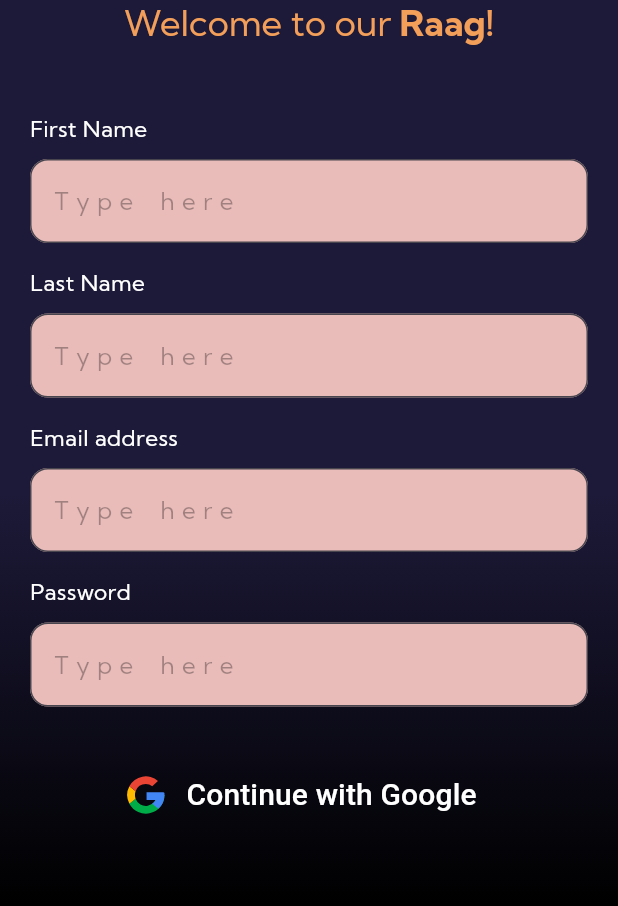
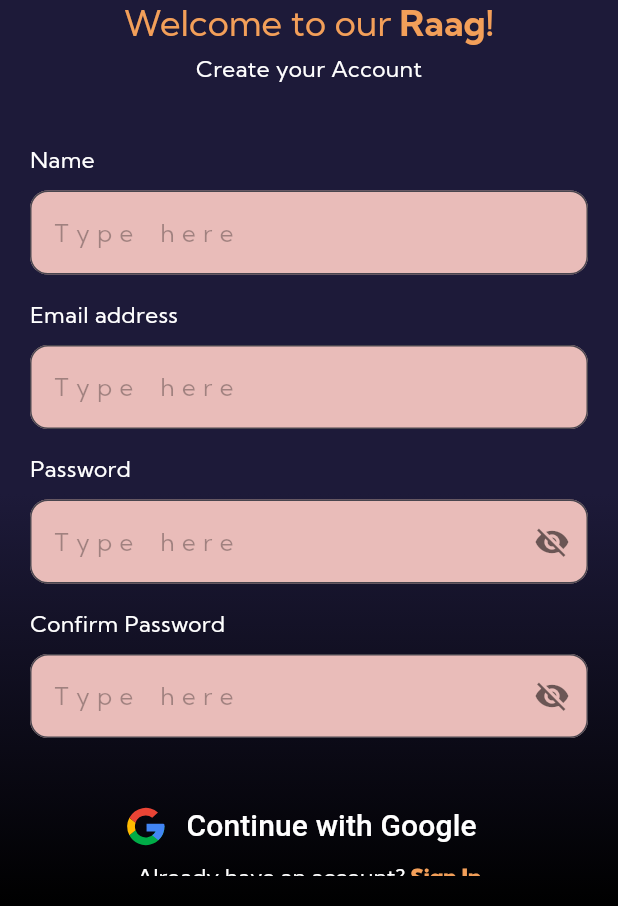
Before and after one commit to sarvadashiv/MusicApp, a Flutter app: the SignUpScreen screen opened directly, on a phone screen of 412 x 824 dp, the part 330-1236 px from its top. Run offline on Flutter 3.47's test engine with Material 3 defaults, Android fonts, the phone set to English and light mode, and no system bars; our stand-ins replace flutter_svg, google_sign_in; network calls fail.

Commit message:
eye icon added at the end of password container

```diff
--- a/music_app/lib/auth/signUpScreen.dart
+++ b/music_app/lib/auth/signUpScreen.dart
@@ -1,8 +1,10 @@
 import 'dart:convert';
+import 'package:flutter/gestures.dart';
 import 'package:http/http.dart' as http;
 import 'package:flutter/material.dart';
 import 'package:google_sign_in/google_sign_in.dart';
 import 'package:flutter_svg/flutter_svg.dart';
+import 'package:music_app/auth/signInScreen.dart';
 
 class SignUpScreen extends StatefulWidget {
   const SignUpScreen({super.key});
@@ -12,8 +14,12 @@ class SignUpScreen extends StatefulWidget {
 }
 
 class _SignUpScreenState extends State<SignUpScreen> {
+  bool _isPasswordVisible = false;
+  bool _isConfirmPasswordVisible = false;
+  final _nameController = TextEditingController();
   final _emailController = TextEditingController();
   final _passwordController = TextEditingController();
+  final _confirmPasswordController = TextEditingController();
   bool _isSignInLoading = false;
   bool _isGoogleLoading = false;
   String _errorMessage = '';
@@ -60,18 +66,19 @@ class _SignUpScreenState extends State<SignUpScreen> {
     }
   }
 
-  Future<void> _loginWithEmail() async {
+  Future<void> _signUpWithEmail() async {
     setState(() {
       _isSignInLoading = true;
       _errorMessage = '';
     });
     final email = _emailController.text;
     final password = _passwordController.text;
-
+    final confirmPassword = _confirmPasswordController.text;
+    final name = _nameController.text;
     try {
       final response = await http.post(
-        Uri.parse('https://task-4-0pfy.onrender.com'),
-        body: json.encode({'email': email, 'password': password}),
+        Uri.parse('https://task-4-0pfy.onrender.com/user/signup'),
+        body: json.encode({'name': name, 'email': email, 'password': password, 'confirmPassword': confirmPassword}),
         headers: {'Content-Type': 'application/json'},
       );
       final data = json.decode(response.body);
@@ -143,26 +150,13 @@ class _SignUpScreenState extends State<SignUpScreen> {
                     ),
                   ],
                 ),
-                SizedBox(height: 45,),
-                Text('First Name', style: TextStyle(color: Colors.white, fontSize: 15, fontFamily: 'KumbhSans')),
+                SizedBox(height: 5,),
+                Center(child: Text('Create your Account', style: TextStyle(color: Colors.white, fontFamily: 'KumbhSans', fontSize: 15),)),
+                SizedBox(height: 40,),
+                Text('Name', style: TextStyle(color: Colors.white, fontSize: 15, fontFamily: 'KumbhSans')),
                 SizedBox(height: 10,),
                 TextField(
-                  controller: _emailController,
-                  decoration: InputDecoration(
-                    filled: true,
-                    fillColor: Color.fromARGB(255, 233, 188, 185),
-                    hintText: 'T y p e    h e r e',
-                    hintStyle: TextStyle(color: Color.fromARGB(80, 0, 0, 0), fontFamily: 'KumbhSans') ,
-                    border: OutlineInputBorder(
-                      borderRadius: BorderRadius.circular(12),
-                    ),
-                  ),
-                ),
-                SizedBox(height: 16),
-                Text('Last Name', style: TextStyle(color: Colors.white, fontSize: 15, fontFamily: 'KumbhSans')),
-                SizedBox(height: 10,),
-                TextField(
-                  controller: _emailController,
+                  controller: _nameController,
                   decoration: InputDecoration(
                     filled: true,
                     fillColor: Color.fromARGB(255, 233, 188, 185),
@@ -193,7 +187,7 @@ class _SignUpScreenState extends State<SignUpScreen> {
                 SizedBox(height: 10,),
                 TextField(
                   controller: _passwordController,
-                  obscureText: true,
+                  obscureText: !_isPasswordVisible,
                   decoration: InputDecoration(
                     filled: true,
                     fillColor: Color.fromARGB(255, 233, 188, 185),
@@ -202,6 +196,34 @@ class _SignUpScreenState extends State<SignUpScreen> {
                     border: OutlineInputBorder(
                       borderRadius: BorderRadius.circular(12),
                     ),
+                    suffixIcon: IconButton(onPressed: () {
+                      setState(() {
+                        _isPasswordVisible = !_isPasswordVisible;  // Toggle the visibility
+                      });
+                    },
+                        icon: Icon(_isPasswordVisible ? Icons.visibility : Icons.visibility_off,color: Colors.black54,))
+                  ),
+                ),
+                SizedBox(height: 16),
+                Text('Confirm Password', style: TextStyle(color: Colors.white, fontSize: 15, fontFamily: 'KumbhSans')),
+                SizedBox(height: 10,),
+                TextField(
+                  controller: _confirmPasswordController,
+                  obscureText: !_isConfirmPasswordVisible,
+                  decoration: InputDecoration(
+                    filled: true,
+                    fillColor: Color.fromARGB(255, 233, 188, 185),
+                    hintText: 'T y p e    h e r e',
+                    hintStyle: TextStyle(color: Color.fromARGB(80, 0, 0, 0), fontFamily: 'KumbhSans'),
+                    border: OutlineInputBorder(
+                      borderRadius: BorderRadius.circular(12),
+                    ),
+                      suffixIcon: IconButton(onPressed: () {
+                        setState(() {
+                          _isConfirmPasswordVisible = !_isConfirmPasswordVisible;  // Toggle the visibility
+                        });
+                      },
+                          icon: Icon(_isConfirmPasswordVisible ? Icons.visibility : Icons.visibility_off,color: Colors.black54,))
                   ),
                 ),
                 SizedBox(height: 35),
@@ -217,9 +239,41 @@ class _SignUpScreenState extends State<SignUpScreen> {
                     ),
                   ],
                 ),
+                Row(
+                  mainAxisAlignment: MainAxisAlignment.center,
+                  children: [
+                    RichText(
+                      text: TextSpan(
+                        children: [
+                          TextSpan(
+                            text: "Already have an account?",
+                            style: TextStyle(
+                                color: Colors.white,
+                                fontSize: 15, fontFamily: 'KumbhSans'
+                            ),
+                          ),
+                          TextSpan(
+                            text: ' Sign In',
+                            style: TextStyle(
+                                color: Color.fromARGB(255, 243, 159, 89),
+                                fontSize: 15, fontWeight: FontWeight.w900, fontFamily: 'KumbhSans'
+                            ),
+                            recognizer: TapGestureRecognizer()
+                              ..onTap = () {
+                                Navigator.push(
+                                  context,
+                                  MaterialPageRoute(builder: (context) => SignInScreen()),
+                                );
+                              },
+                          ),
+                        ],
+                      ),
+                    ),
+                  ],
+                ),
                 if (_errorMessage.isNotEmpty)
                   Padding(
-                    padding: const EdgeInsets.symmetric(vertical: 8.0),
+                    padding: const EdgeInsets.symmetric(vertical: 1.5),
                     child: Center(
                       child: Text(
                         _errorMessage,
@@ -231,7 +285,7 @@ class _SignUpScreenState extends State<SignUpScreen> {
                 _isSignInLoading
                     ? Center(child: CircularProgressIndicator())
                     : ElevatedButton(
-                    onPressed: _loginWithEmail,
+                    onPressed: _signUpWithEmail,
                     child: Text("Sign Up", style: TextStyle(color: Colors.white, fontSize: 20, fontWeight: FontWeight.bold, fontFamily: 'KumbhSans')),
                     style: ElevatedButton.styleFrom(backgroundColor: Color.fromARGB(255, 243, 159, 90),fixedSize: Size(50,50),shape: RoundedRectangleBorder(
                       borderRadius: BorderRadius.circular(18),  // Set your desired radius
```
Also changed, not shown: music_app/lib/auth/signInScreen.dart (+8 -2 lines).
